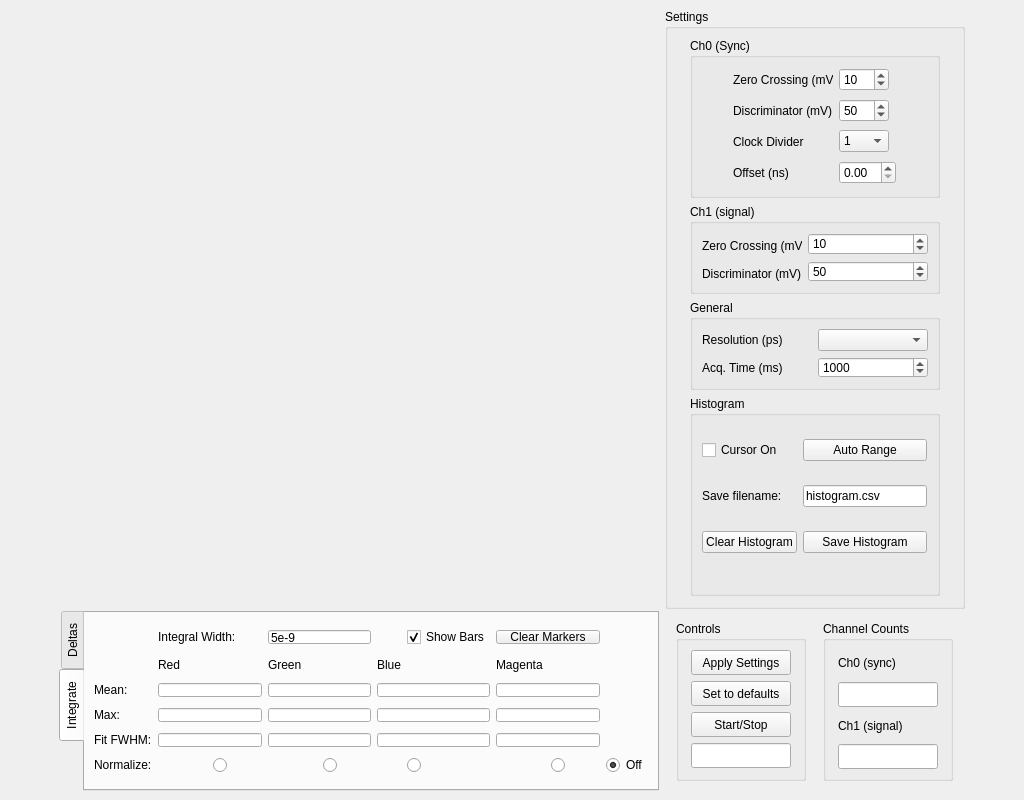
Above: settings_gui.ui from dldlowndes/LD_Pharppy before the change. Below: the same form after it.
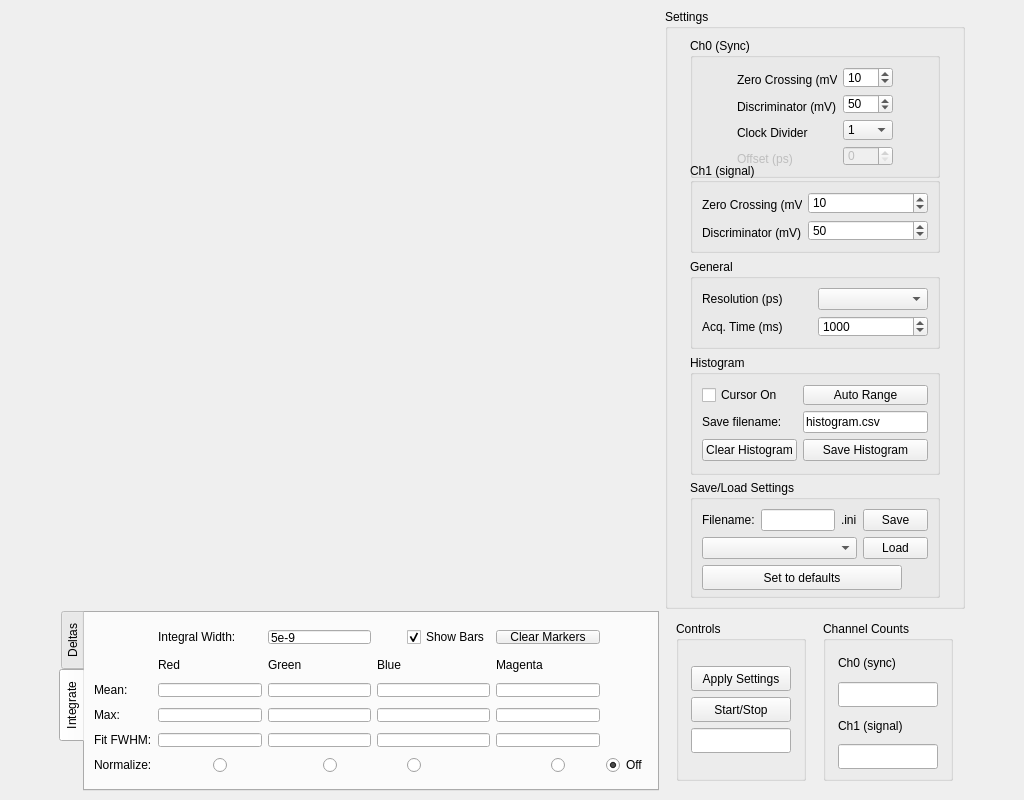
That is the form after the change. Custom widgets are drawn as their Qt base class.

Commit message: GUI loads/saves from file (jankily)

Diff of the .ui file:
```diff
--- a/settings_gui.ui
+++ b/settings_gui.ui
@@ -47,8 +47,64 @@
          <string>Settings</string>
         </property>
         <layout class="QGridLayout" name="gridLayout_9">
+         <item row="2" column="0">
+          <widget class="QGroupBox" name="general_Box">
+           <property name="sizePolicy">
+            <sizepolicy hsizetype="Fixed" vsizetype="Fixed">
+             <horstretch>0</horstretch>
+             <verstretch>0</verstretch>
+            </sizepolicy>
+           </property>
+           <property name="minimumSize">
+            <size>
+             <width>250</width>
+             <height>90</height>
+            </size>
+           </property>
+           <property name="maximumSize">
+            <size>
+             <width>250</width>
+             <height>16777215</height>
+            </size>
+           </property>
+           <property name="title">
+            <string>General</string>
+           </property>
+           <layout class="QGridLayout" name="gridLayout_12">
          <item row="0" column="0">
-          <layout class="QGridLayout" name="settings_Layout">
+             <layout class="QGridLayout" name="general_Layout">
+              <item row="0" column="0">
+               <widget class="QLabel" name="resolution_Label">
+                <property name="text">
+                 <string>Resolution (ps)</string>
+                </property>
+               </widget>
+              </item>
+              <item row="0" column="1">
+               <widget class="QComboBox" name="resolution"/>
+              </item>
+              <item row="1" column="0">
+               <widget class="QLabel" name="label_2">
+                <property name="text">
+                 <string>Acq. Time (ms)</string>
+                </property>
+               </widget>
+              </item>
+              <item row="1" column="1">
+               <widget class="QSpinBox" name="acq_Time">
+                <property name="maximum">
+                 <number>36000000</number>
+                </property>
+                <property name="value">
+                 <number>1000</number>
+                </property>
+               </widget>
+              </item>
+             </layout>
+            </item>
+           </layout>
+          </widget>
+         </item>
            <item row="3" column="0">
             <widget class="QGroupBox" name="histogram_Box">
              <property name="sizePolicy">
@@ -60,30 +116,29 @@
              <property name="minimumSize">
               <size>
                <width>250</width>
-               <height>200</height>
+             <height>120</height>
               </size>
              </property>
              <property name="maximumSize">
               <size>
                <width>250</width>
-               <height>200</height>
+             <height>120</height>
               </size>
              </property>
              <property name="title">
               <string>Histogram</string>
              </property>
-             <widget class="QWidget" name="layoutWidget">
-              <property name="geometry">
-               <rect>
-                <x>12</x>
-                <y>25</y>
-                <width>225</width>
-                <height>151</height>
-               </rect>
-              </property>
+           <layout class="QGridLayout" name="gridLayout_14">
+            <item row="0" column="0">
               <layout class="QGridLayout" name="gridLayout_5">
                <item row="0" column="1">
                 <widget class="QPushButton" name="button_AutoRange">
+                <property name="maximumSize">
+                 <size>
+                  <width>16777215</width>
+                  <height>20</height>
+                 </size>
+                </property>
                  <property name="text">
                   <string>Auto Range</string>
                  </property>
@@ -119,69 +174,18 @@
                </item>
                <item row="0" column="0">
                 <widget class="QCheckBox" name="option_Cursor">
+                <property name="maximumSize">
+                 <size>
+                  <width>16777215</width>
+                  <height>20</height>
+                 </size>
+                </property>
                  <property name="text">
                   <string>Cursor On</string>
                  </property>
                 </widget>
                </item>
               </layout>
-             </widget>
-            </widget>
-           </item>
-           <item row="2" column="0">
-            <widget class="QGroupBox" name="general_Box">
-             <property name="sizePolicy">
-              <sizepolicy hsizetype="Fixed" vsizetype="Fixed">
-               <horstretch>0</horstretch>
-               <verstretch>0</verstretch>
-              </sizepolicy>
-             </property>
-             <property name="minimumSize">
-              <size>
-               <width>250</width>
-               <height>90</height>
-              </size>
-             </property>
-             <property name="maximumSize">
-              <size>
-               <width>250</width>
-               <height>16777215</height>
-              </size>
-             </property>
-             <property name="title">
-              <string>General</string>
-             </property>
-             <layout class="QGridLayout" name="gridLayout_12">
-              <item row="0" column="0">
-               <layout class="QGridLayout" name="general_Layout">
-                <item row="0" column="0">
-                 <widget class="QLabel" name="resolution_Label">
-                  <property name="text">
-                   <string>Resolution (ps)</string>
-                  </property>
-                 </widget>
-                </item>
-                <item row="0" column="1">
-                 <widget class="QComboBox" name="resolution"/>
-                </item>
-                <item row="1" column="0">
-                 <widget class="QLabel" name="label_2">
-                  <property name="text">
-                   <string>Acq. Time (ms)</string>
-                  </property>
-                 </widget>
-                </item>
-                <item row="1" column="1">
-                 <widget class="QSpinBox" name="acq_Time">
-                  <property name="maximum">
-                   <number>36000000</number>
-                  </property>
-                  <property name="value">
-                   <number>1000</number>
-                  </property>
-                 </widget>
-                </item>
-               </layout>
               </item>
              </layout>
             </widget>
@@ -301,13 +305,13 @@
              <property name="minimumSize">
               <size>
                <width>250</width>
-               <height>160</height>
+             <height>140</height>
               </size>
              </property>
              <property name="maximumSize">
               <size>
                <width>250</width>
-               <height>160</height>
+             <height>140</height>
               </size>
              </property>
              <property name="title">
@@ -479,6 +483,9 @@
                 </item>
                 <item row="3" column="0">
                  <widget class="QLabel" name="sync_Offset_Label">
+                <property name="enabled">
+                 <bool>false</bool>
+                </property>
                   <property name="sizePolicy">
                    <sizepolicy hsizetype="Fixed" vsizetype="Fixed">
                     <horstretch>0</horstretch>
@@ -498,32 +505,133 @@
                    </size>
                   </property>
                   <property name="text">
-                   <string>Offset (ns)</string>
+                 <string>Offset (ps)</string>
                   </property>
                  </widget>
                 </item>
                 <item row="3" column="1">
-                 <widget class="QDoubleSpinBox" name="sync_Offset"/>
+               <widget class="QSpinBox" name="sync_Offset">
+                <property name="enabled">
+                 <bool>false</bool>
+                </property>
+               </widget>
                 </item>
                </layout>
               </item>
              </layout>
             </widget>
            </item>
-          </layout>
-         </item>
-         <item row="1" column="0">
-          <spacer name="settings_Spacer">
-           <property name="orientation">
-            <enum>Qt::Vertical</enum>
-           </property>
-           <property name="sizeHint" stdset="0">
+         <item row="4" column="0">
+          <widget class="QGroupBox" name="groupBox">
+           <property name="minimumSize">
+            <size>
+             <width>250</width>
+             <height>0</height>
+            </size>
+           </property>
+           <property name="maximumSize">
+            <size>
+             <width>250</width>
+             <height>16777215</height>
+            </size>
+           </property>
+           <property name="title">
+            <string>Save/Load Settings</string>
+           </property>
+           <layout class="QVBoxLayout" name="verticalLayout">
+            <item>
+             <layout class="QHBoxLayout" name="horizontalLayout_3">
+              <item>
+               <widget class="QLabel" name="label_10">
+                <property name="text">
+                 <string>Filename:</string>
+                </property>
+               </widget>
+              </item>
+              <item>
+               <widget class="QLineEdit" name="settings_SaveName"/>
+              </item>
+              <item>
+               <widget class="QLabel" name="label_12">
+                <property name="text">
+                 <string>.ini</string>
+                </property>
+               </widget>
+              </item>
+              <item>
+               <widget class="QPushButton" name="button_SaveSettings">
+                <property name="minimumSize">
+                 <size>
+                  <width>65</width>
+                  <height>0</height>
+                 </size>
+                </property>
+                <property name="maximumSize">
+                 <size>
+                  <width>65</width>
+                  <height>16777215</height>
+                 </size>
+                </property>
+                <property name="text">
+                 <string>Save</string>
+                </property>
+               </widget>
+              </item>
+             </layout>
+            </item>
+            <item>
+             <layout class="QHBoxLayout" name="horizontalLayout_2">
+              <item>
+               <widget class="QComboBox" name="existing_inis"/>
+              </item>
+              <item>
+               <widget class="QPushButton" name="button_LoadSettings">
+                <property name="minimumSize">
+                 <size>
+                  <width>65</width>
+                  <height>0</height>
+                 </size>
+                </property>
+                <property name="maximumSize">
             <size>
-             <width>20</width>
-             <height>40</height>
-            </size>
-           </property>
-          </spacer>
+                  <width>65</width>
+                  <height>16777215</height>
+                 </size>
+                </property>
+                <property name="text">
+                 <string>Load</string>
+                </property>
+               </widget>
+              </item>
+             </layout>
+            </item>
+            <item>
+             <widget class="QPushButton" name="button_Defaults">
+              <property name="sizePolicy">
+               <sizepolicy hsizetype="Fixed" vsizetype="Fixed">
+                <horstretch>0</horstretch>
+                <verstretch>0</verstretch>
+               </sizepolicy>
+              </property>
+              <property name="minimumSize">
+               <size>
+                <width>50</width>
+                <height>25</height>
+               </size>
+              </property>
+              <property name="maximumSize">
+               <size>
+                <width>200</width>
+                <height>25</height>
+               </size>
+              </property>
+              <property name="text">
+               <string>Set to defaults</string>
+              </property>
+             </widget>
+            </item>
+           </layout>
+          </widget>
          </item>
         </layout>
        </widget>
@@ -585,31 +693,6 @@
               </widget>
              </item>
              <item row="1" column="0">
-              <widget class="QPushButton" name="button_Defaults">
-               <property name="sizePolicy">
-                <sizepolicy hsizetype="Fixed" vsizetype="Fixed">
-                 <horstretch>0</horstretch>
-                 <verstretch>0</verstretch>
-                </sizepolicy>
-               </property>
-               <property name="minimumSize">
-                <size>
-                 <width>100</width>
-                 <height>25</height>
-                </size>
-               </property>
-               <property name="maximumSize">
-                <size>
-                 <width>100</width>
-                 <height>25</height>
-                </size>
-               </property>
-               <property name="text">
-                <string>Set to defaults</string>
-               </property>
-              </widget>
-             </item>
-             <item row="2" column="0">
               <widget class="QPushButton" name="button_StartStop">
                <property name="sizePolicy">
                 <sizepolicy hsizetype="Fixed" vsizetype="Fixed">
@@ -634,7 +717,7 @@
                </property>
               </widget>
              </item>
-             <item row="3" column="0">
+             <item row="2" column="0">
               <widget class="QLineEdit" name="status">
                <property name="sizePolicy">
                 <sizepolicy hsizetype="Fixed" vsizetype="Fixed">
```
Left out of the diff: 52 changed lines with no effect on the pictures. Lines whose indentation alone changed are shown as unchanged. The commit also changes 5 other files.
